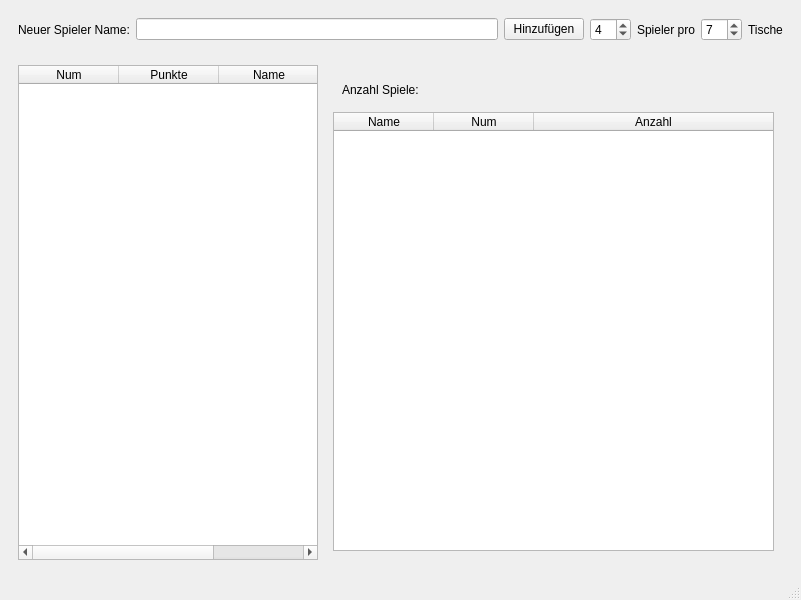
The window that benutzer.ui (artur128/durak-match) describes before a commit, drawn with Qt 5.
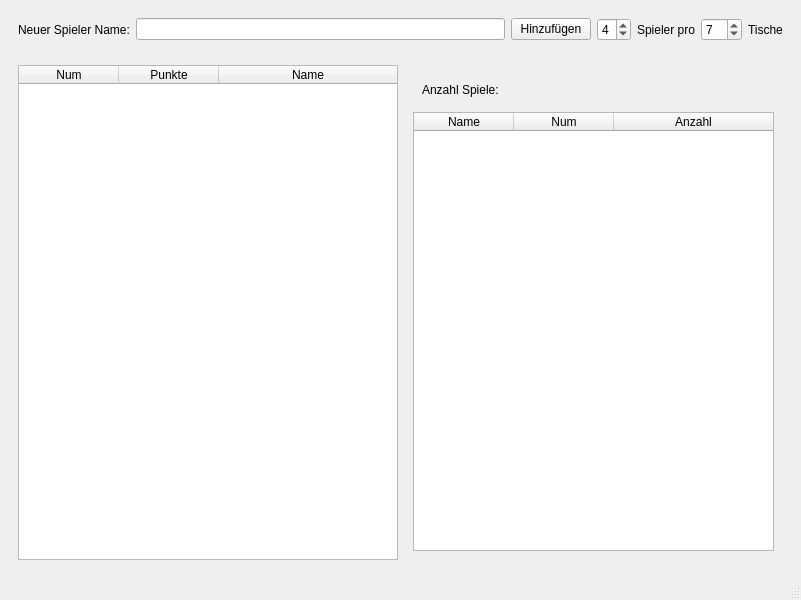
The same window after the commit.

Diff of the .ui file:
```diff
--- a/benutzer.ui
+++ b/benutzer.ui
@@ -45,7 +45,7 @@
           <number>2</number>
          </property>
          <property name="maximum">
-          <number>99</number>
+          <number>6</number>
          </property>
          <property name="value">
           <number>4</number>
@@ -86,7 +86,7 @@
         <widget class="QTableWidget" name="spieler">
          <property name="maximumSize">
           <size>
-           <width>300</width>
+           <width>30000</width>
            <height>16777215</height>
           </size>
          </property>
```
Left out of the diff: 44 changed lines with no effect on the pictures.
